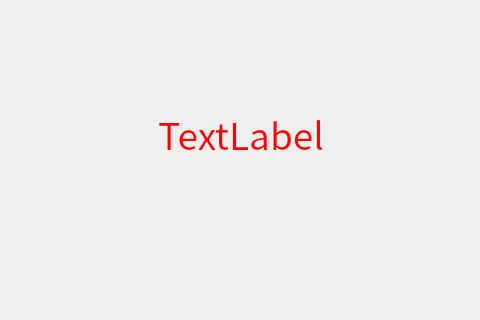
Above: UIForms/errorWindow.ui from FelixMailwriter/VM before the change; both pictures show x 271 to 751 and y 367 to 687 of the 1024 by 768 pixel window. Below: the same form after it.
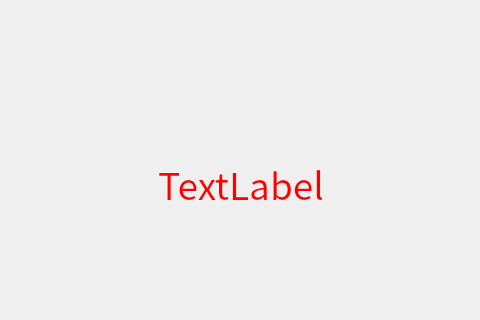
That is the form after the change. Icons and pictures are not drawn.

```diff
--- a/UIForms/errorWindow.ui
+++ b/UIForms/errorWindow.ui
@@ -156,7 +156,7 @@
      <property name="sizeHint" stdset="0">
       <size>
        <width>20</width>
-       <height>200</height>
+       <height>150</height>
       </size>
      </property>
     </spacer>
```
